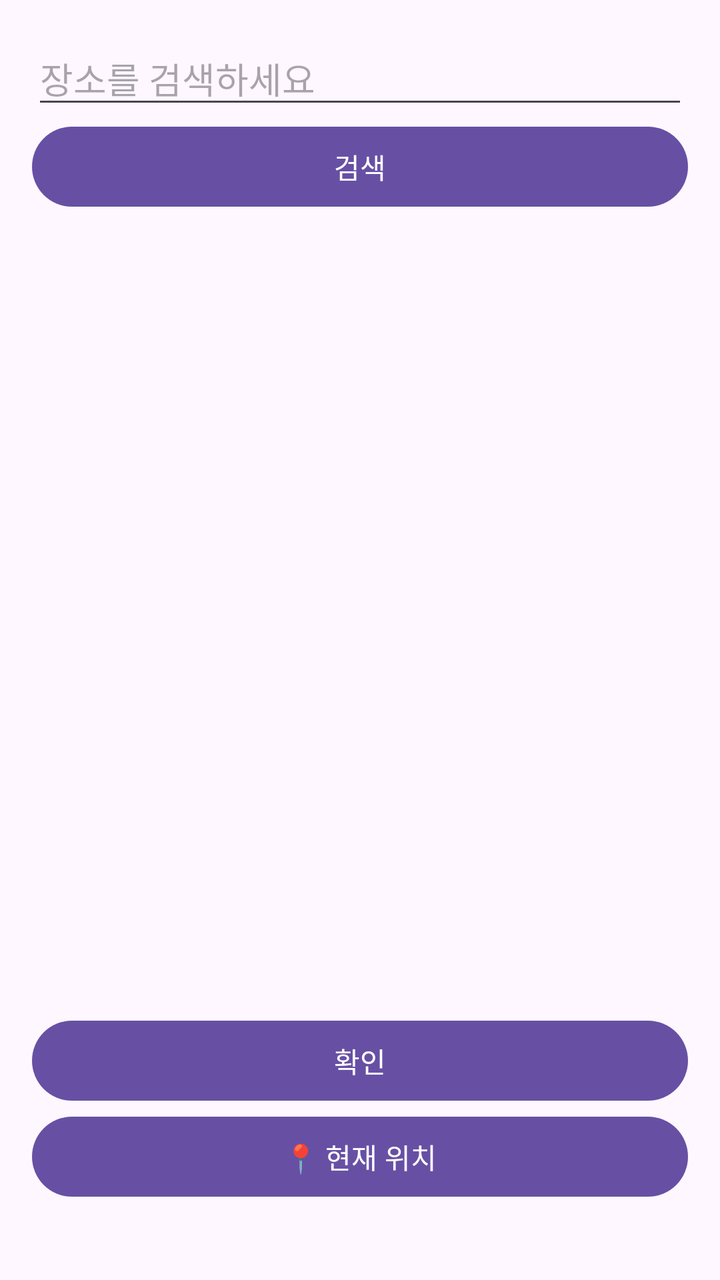
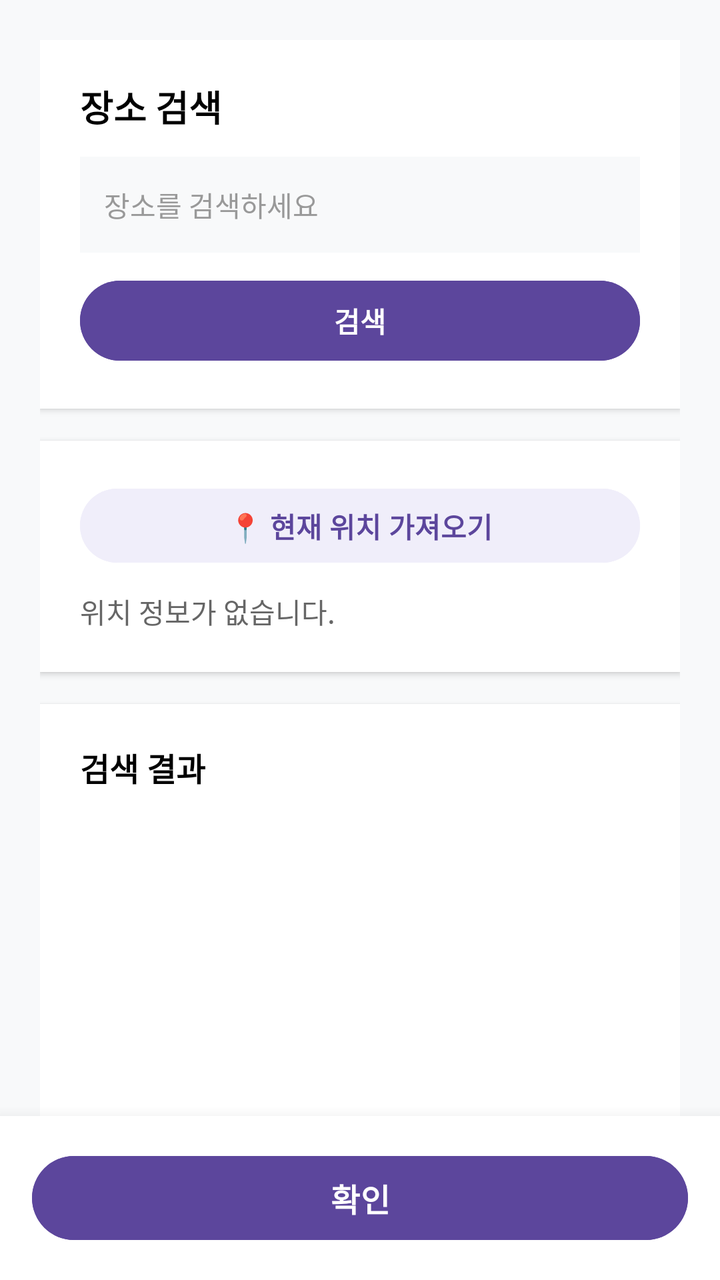

Screens rendered from an Android XML layout before and after an edit, with the pre-edit source and the edit as a unified diff.
<!-- AndroidManifest.xml: application theme Theme.DiaryApp -->
<!-- res/layout/activity_place_search.xml -->
<?xml version="1.0" encoding="utf-8"?>
<LinearLayout xmlns:android="http://schemas.android.com/apk/res/android"
    android:layout_width="match_parent"
    android:layout_height="match_parent"
    android:orientation="vertical"
    android:padding="16dp"
    android:id="@+id/main">

    <EditText
        android:id="@+id/etSearch"
        android:layout_width="match_parent"
        android:layout_height="wrap_content"
        android:hint="장소를 검색하세요"/>

    <Button
        android:id="@+id/btnSearch"
        android:layout_width="match_parent"
        android:layout_height="wrap_content"
        android:text="검색"/>

    <ListView
        android:id="@+id/listPlace"
        android:layout_width="match_parent"
        android:layout_height="0dp"
        android:layout_weight="1"/>

    <Button
        android:id="@+id/btnConfirm"
        android:layout_width="match_parent"
        android:layout_height="wrap_content"
        android:text="확인"/>

    <Button
        android:id="@+id/btnCurrentLocation"
        android:layout_width="match_parent"
        android:layout_height="wrap_content"
        android:text="📍 현재 위치" />

    <TextView
        android:id="@+id/tvCurrentLocation"
        android:layout_width="match_parent"
        android:layout_height="wrap_content"
        android:text=""
        android:textSize="16sp"/>

</LinearLayout>
<!-- resources referenced by this layout -->
<resources>
  <style name="Theme.DiaryApp" parent="Base.Theme.DiaryApp" />
  <style name="Base.Theme.DiaryApp" parent="Theme.Material3.DayNight.NoActionBar">
          
          
      </style>
</resources>

<!-- the commit's change to res/layout/activity_place_search.xml (unified diff, before → after) -->
@@ -1,46 +1,152 @@
 <?xml version="1.0" encoding="utf-8"?>
-<LinearLayout xmlns:android="http://schemas.android.com/apk/res/android"
+<FrameLayout xmlns:android="http://schemas.android.com/apk/res/android"
     android:layout_width="match_parent"
     android:layout_height="match_parent"
-    android:orientation="vertical"
-    android:padding="16dp"
+    android:background="#F8F9FA"
     android:id="@+id/main">
 
-    <EditText
-        android:id="@+id/etSearch"
+    <LinearLayout
         android:layout_width="match_parent"
-        android:layout_height="wrap_content"
-        android:hint="장소를 검색하세요"/>
+        android:layout_height="match_parent"
+        android:orientation="vertical">
 
-    <Button
-        android:id="@+id/btnSearch"
-        android:layout_width="match_parent"
-        android:layout_height="wrap_content"
-        android:text="검색"/>
+        
+        <ScrollView
+            android:layout_width="match_parent"
+            android:layout_height="0dp"
+            android:layout_weight="1"
+            android:clipToPadding="false"
+            android:padding="20dp"
+            android:scrollbars="none">
 
-    <ListView
-        android:id="@+id/listPlace"
-        android:layout_width="match_parent"
-        android:layout_height="0dp"
-        android:layout_weight="1"/>
+            <LinearLayout
+                android:layout_width="match_parent"
+                android:layout_height="wrap_content"
+                android:orientation="vertical">
 
-    <Button
-        android:id="@+id/btnConfirm"
-        android:layout_width="match_parent"
-        android:layout_height="wrap_content"
-        android:text="확인"/>
+                
+                <LinearLayout
+                    android:layout_width="match_parent"
+                    android:layout_height="wrap_content"
+                    android:background="#FFFFFF"
+                    android:orientation="vertical"
+                    android:padding="20dp"
+                    android:elevation="2dp">
 
-    <Button
-        android:id="@+id/btnCurrentLocation"
-        android:layout_width="match_parent"
-        android:layout_height="wrap_content"
-        android:text="📍 현재 위치" />
+                    <TextView
+                        android:layout_width="wrap_content"
+                        android:layout_height="wrap_content"
+                        android:text="장소 검색"
+                        android:textColor="#000000"
+                        android:textSize="18sp"
+                        android:textStyle="bold"
+                        android:paddingBottom="12dp" />
 
-    <TextView
-        android:id="@+id/tvCurrentLocation"
-        android:layout_width="match_parent"
-        android:layout_height="wrap_content"
-        android:text=""
-        android:textSize="16sp"/>
+                    
+                    <EditText
+                        android:id="@+id/etSearch"
+                        android:layout_width="match_parent"
+                        android:layout_height="48dp"
+                        android:background="#F8F9FA"
+                        android:hint="장소를 검색하세요"
+                        android:paddingHorizontal="12dp"
+                        android:textSize="14sp"
+                        android:textColor="#000000"
+                        android:textColorHint="#999999" />
 
-</LinearLayout>
+                    
+                    <Button
+                        android:id="@+id/btnSearch"
+                        android:layout_width="match_parent"
+                        android:layout_height="48dp"
+                        android:layout_marginTop="10dp"
+                        android:backgroundTint="#5C469C"
+                        android:text="검색"
+                        android:textColor="#FFFFFF"
+                        android:textSize="14sp"
+                        android:textStyle="bold" />
+                </LinearLayout>
+
+                
+                <LinearLayout
+                    android:layout_width="match_parent"
+                    android:layout_height="wrap_content"
+                    android:layout_marginTop="16dp"
+                    android:background="#FFFFFF"
+                    android:orientation="vertical"
+                    android:padding="20dp"
+                    android:elevation="2dp">
+
+                    <Button
+                        android:id="@+id/btnCurrentLocation"
+                        android:layout_width="match_parent"
+                        android:layout_height="45dp"
+                        android:backgroundTint="#F0EEFA"
+                        android:text="📍 현재 위치 가져오기"
+                        android:textColor="#5C469C"
+                        android:textSize="14sp"
+                        android:textStyle="bold" />
+
+                    <TextView
+                        android:id="@+id/tvCurrentLocation"
+                        android:layout_width="match_parent"
+                        android:layout_height="wrap_content"
+                        android:layout_marginTop="10dp"
+                        android:text="위치 정보가 없습니다."
+                        android:textColor="#666666"
+                        android:textSize="14sp" />
+                </LinearLayout>
+
+                
+                <LinearLayout
+                    android:layout_width="match_parent"
+                    android:layout_height="wrap_content"
+                    android:layout_marginTop="16dp"
+                    android:background="#FFFFFF"
+                    android:orientation="vertical"
+                    android:padding="20dp"
+                    android:elevation="2dp">
+
+                    <TextView
+                        android:layout_width="wrap_content"
+                        android:layout_height="wrap_content"
+                        android:text="검색 결과"
+                        android:textColor="#000000"
+                        android:textSize="16sp"
+                        android:textStyle="bold"
+                        android:paddingBottom="8dp" />
+
+                    
+                    <ListView
+                        android:id="@+id/listPlace"
+                        android:layout_width="match_parent"
+                        android:layout_height="200dp"
+                        android:divider="@android:color/transparent"
+                        android:dividerHeight="8dp" />
+                </LinearLayout>
+
+            </LinearLayout>
+        </ScrollView>
+
+        
+        <LinearLayout
+            android:layout_width="match_parent"
+            android:layout_height="wrap_content"
+            android:background="#FFFFFF"
+            android:padding="16dp"
+            android:elevation="12dp">
+
+            <Button
+                android:id="@+id/btnConfirm"
+                android:layout_width="match_parent"
+                android:layout_height="50dp"
+                android:backgroundTint="#5C469C"
+                android:text="확인"
+                android:textColor="#FFFFFF"
+                android:textSize="16sp"
+                android:textStyle="bold" />
+        </LinearLayout>
+
+    </LinearLayout>
+
+</FrameLayout>
